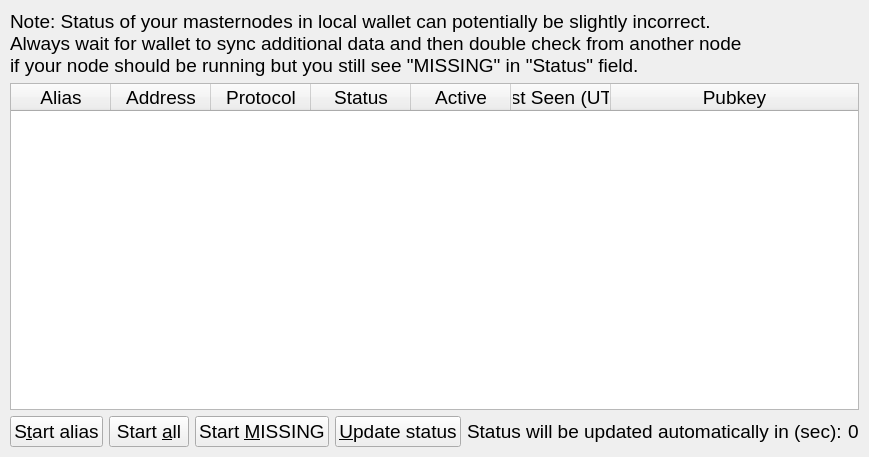
Old version of the form src/qt/forms/masternodelist.ui in the repository nyerium-core/nyerium.
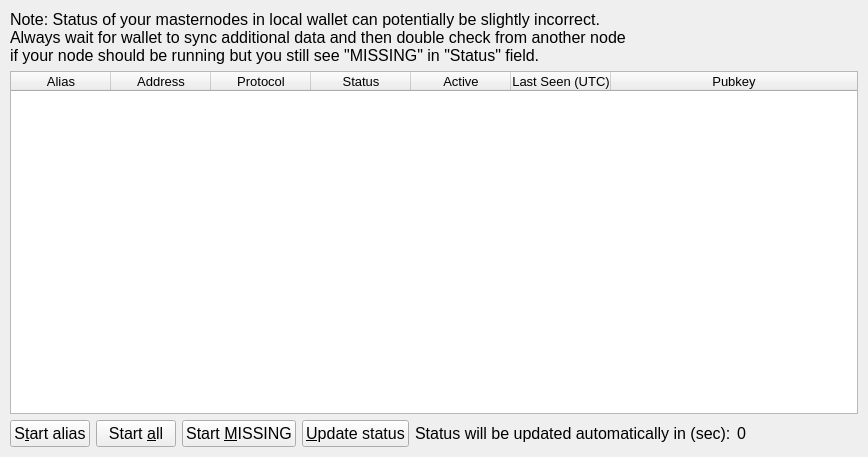
New version of the form.

The edit to the form file:
```diff
--- a/src/qt/forms/masternodelist.ui
+++ b/src/qt/forms/masternodelist.ui
@@ -6,14 +6,13 @@
    <rect>
     <x>0</x>
     <y>0</y>
-    <width>837</width>
+    <width>868</width>
     <height>457</height>
    </rect>
   </property>
   <property name="font">
    <font>
-    
-    <pointsize>14</pointsize>
+    <pointsize>12</pointsize>
    </font>
   </property>
   <property name="windowTitle">
@@ -100,8 +99,7 @@
          </property>
          <property name="font">
           <font>
-           
-           <pointsize>14</pointsize>
+           <pointsize>10</pointsize>
           </font>
          </property>
          <property name="editTriggers">
```
